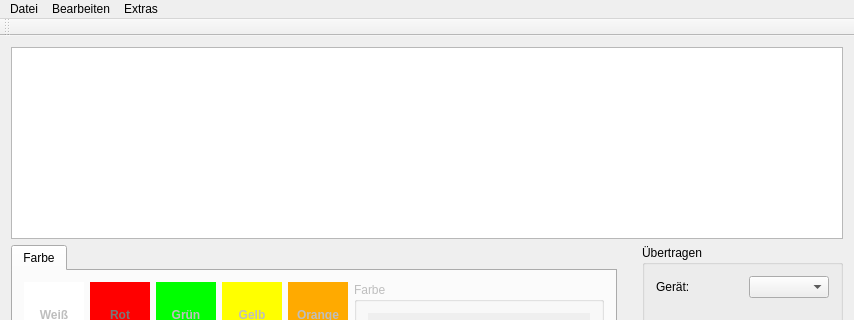
Old version of the form LUI/LUI/lui.ui in the repository Stenkelfled/ws2811; both pictures show x 0 to 854 and y 0 to 320 of the 854 by 466 pixel window.
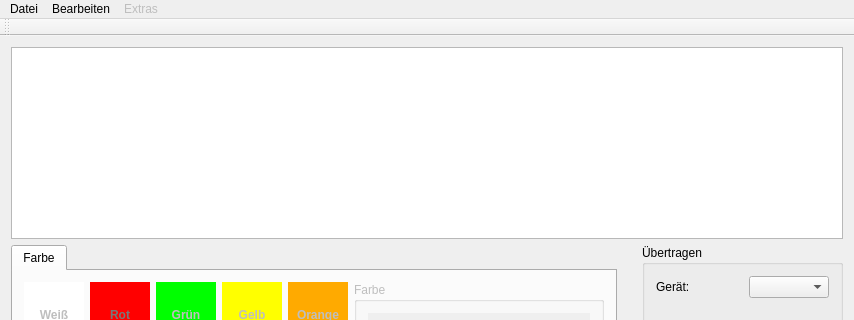
New version of the form. Custom widgets are drawn as their Qt base class.

```diff
--- a/LUI/LUI/lui.ui
+++ b/LUI/LUI/lui.ui
@@ -1228,6 +1228,9 @@
     <addaction name="actionSelectAll"/>
    </widget>
    <widget class="QMenu" name="menuExtras">
+    <property name="enabled">
+     <bool>false</bool>
+    </property>
     <property name="title">
      <string>Extras</string>
     </property>
```
Left out of the diff: 30 changed lines with no effect on the pictures.
